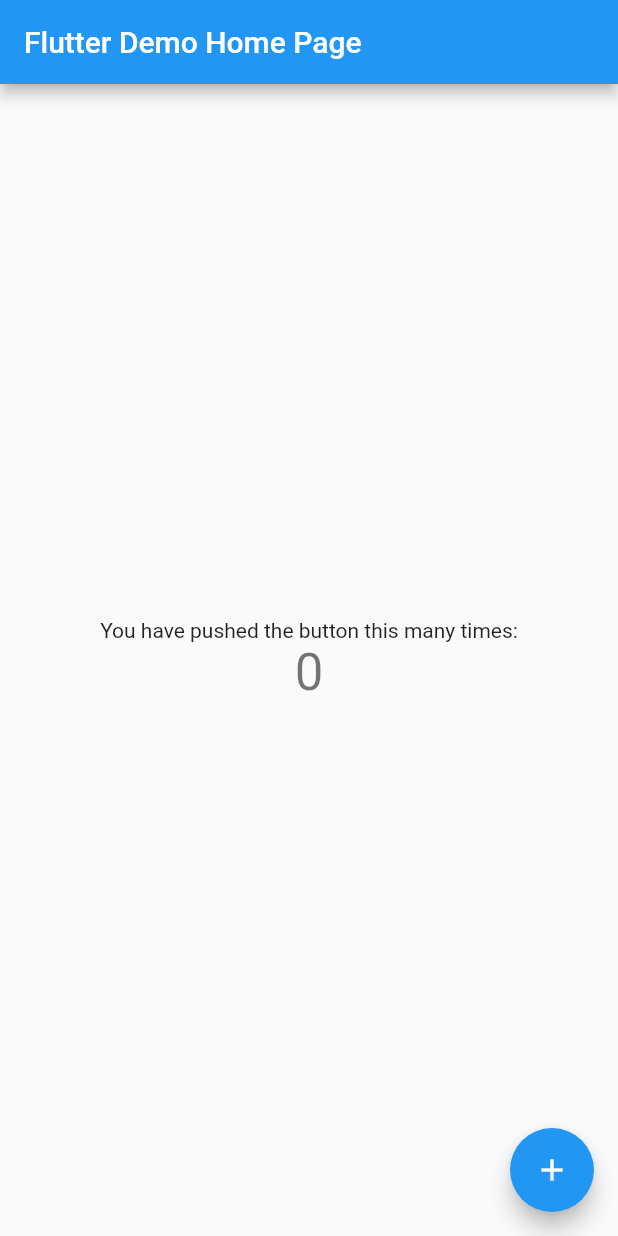
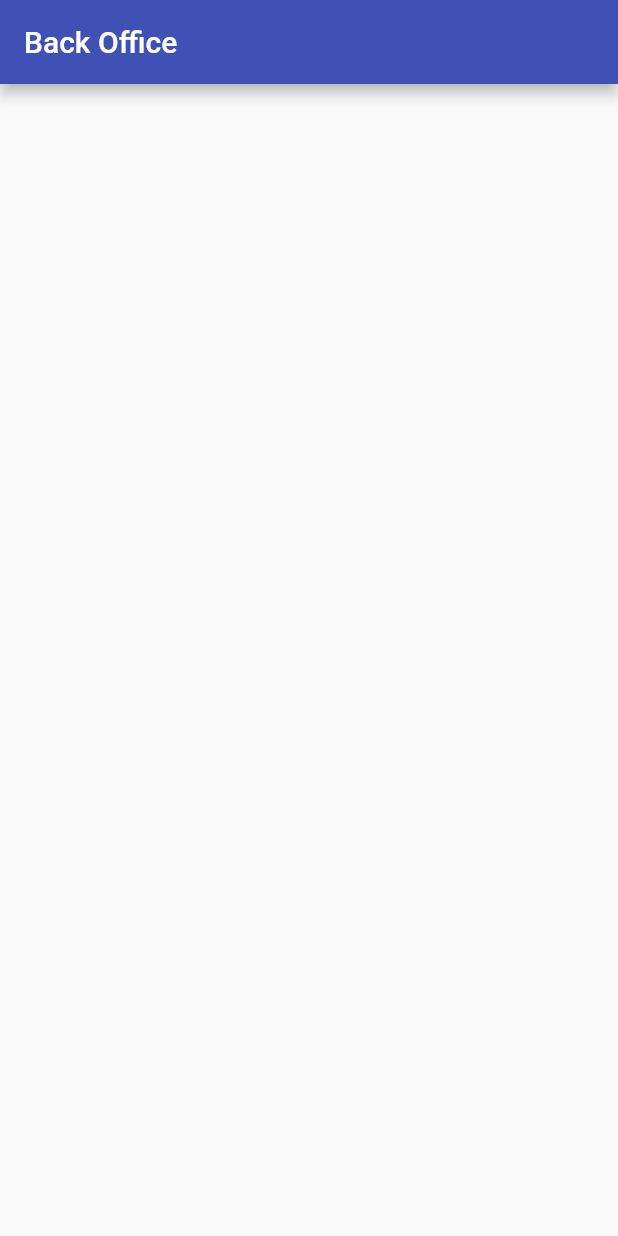
Before and after one commit to AlbertDanilov/back_office_task_manager, a Flutter app: the screen it shows after launch, on a phone screen of 412 x 824 dp. Run offline on Flutter 3.47's test engine with Material 2 defaults, Android fonts, the phone set to English and light mode, and no system bars.

Commit message:
Empty template

```diff
--- a/lib/main.dart
+++ b/lib/main.dart
@@ -1,115 +1,120 @@
 import 'package:flutter/material.dart';
+import 'package:back_office_task_manager/pages/splash.dart';
 
-void main() {
-  runApp(const MyApp());
-}
+void main() => runApp(MaterialApp(
+  home: Splash(),
+));
 
-class MyApp extends StatelessWidget {
-  const MyApp({Key? key}) : super(key: key);
+// void main() {
+//   runApp(const MyApp());
+// }
 
-  // This widget is the root of your application.
-  @override
-  Widget build(BuildContext context) {
-    return MaterialApp(
-      title: 'Flutter Demo',
-      theme: ThemeData(
-        // This is the theme of your application.
-        //
-        // Try running your application with "flutter run". You'll see the
-        // application has a blue toolbar. Then, without quitting the app, try
-        // changing the primarySwatch below to Colors.green and then invoke
-        // "hot reload" (press "r" in the console where you ran "flutter run",
-        // or simply save your changes to "hot reload" in a Flutter IDE).
-        // Notice that the counter didn't reset back to zero; the application
-        // is not restarted.
-        primarySwatch: Colors.blue,
-      ),
-      home: const MyHomePage(title: 'Flutter Demo Home Page'),
-    );
-  }
-}
-
-class MyHomePage extends StatefulWidget {
-  const MyHomePage({Key? key, required this.title}) : super(key: key);
-
-  // This widget is the home page of your application. It is stateful, meaning
-  // that it has a State object (defined below) that contains fields that affect
-  // how it looks.
-
-  // This class is the configuration for the state. It holds the values (in this
-  // case the title) provided by the parent (in this case the App widget) and
-  // used by the build method of the State. Fields in a Widget subclass are
-  // always marked "final".
-
-  final String title;
-
-  @override
-  State<MyHomePage> createState() => _MyHomePageState();
-}
-
-class _MyHomePageState extends State<MyHomePage> {
-  int _counter = 0;
-
-  void _incrementCounter() {
-    setState(() {
-      // This call to setState tells the Flutter framework that something has
-      // changed in this State, which causes it to rerun the build method below
-      // so that the display can reflect the updated values. If we changed
-      // _counter without calling setState(), then the build method would not be
-      // called again, and so nothing would appear to happen.
-      _counter++;
-    });
-  }
-
-  @override
-  Widget build(BuildContext context) {
-    // This method is rerun every time setState is called, for instance as done
-    // by the _incrementCounter method above.
-    //
-    // The Flutter framework has been optimized to make rerunning build methods
-    // fast, so that you can just rebuild anything that needs updating rather
-    // than having to individually change instances of widgets.
-    return Scaffold(
-      appBar: AppBar(
-        // Here we take the value from the MyHomePage object that was created by
-        // the App.build method, and use it to set our appbar title.
-        title: Text(widget.title),
-      ),
-      body: Center(
-        // Center is a layout widget. It takes a single child and positions it
-        // in the middle of the parent.
-        child: Column(
-          // Column is also a layout widget. It takes a list of children and
-          // arranges them vertically. By default, it sizes itself to fit its
-          // children horizontally, and tries to be as tall as its parent.
-          //
-          // Invoke "debug painting" (press "p" in the console, choose the
-          // "Toggle Debug Paint" action from the Flutter Inspector in Android
-          // Studio, or the "Toggle Debug Paint" command in Visual Studio Code)
-          // to see the wireframe for each widget.
-          //
-          // Column has various properties to control how it sizes itself and
-          // how it positions its children. Here we use mainAxisAlignment to
-          // center the children vertically; the main axis here is the vertical
-          // axis because Columns are vertical (the cross axis would be
-          // horizontal).
-          mainAxisAlignment: MainAxisAlignment.center,
-          children: <Widget>[
-            const Text(
-              'You have pushed the button this many times:',
-            ),
-            Text(
-              '$_counter',
-              style: Theme.of(context).textTheme.headline4,
-            ),
-          ],
-        ),
-      ),
-      floatingActionButton: FloatingActionButton(
-        onPressed: _incrementCounter,
-        tooltip: 'Increment',
-        child: const Icon(Icons.add),
-      ), // This trailing comma makes auto-formatting nicer for build methods.
-    );
-  }
-}
+// class MyApp extends StatelessWidget {
+//   const MyApp({Key? key}) : super(key: key);
+//
+//   // This widget is the root of your application.
+//   @override
+//   Widget build(BuildContext context) {
+//     return MaterialApp(
+//       title: 'Flutter Demo',
+//       theme: ThemeData(
+//         // This is the theme of your application.
+//         //
+//         // Try running your application with "flutter run". You'll see the
+//         // application has a blue toolbar. Then, without quitting the app, try
+//         // changing the primarySwatch below to Colors.green and then invoke
+//         // "hot reload" (press "r" in the console where you ran "flutter run",
+//         // or simply save your changes to "hot reload" in a Flutter IDE).
+//         // Notice that the counter didn't reset back to zero; the application
+//         // is not restarted.
+//         primarySwatch: Colors.blue,
+//       ),
+//       home: const MyHomePage(title: 'Flutter Demo Home Page'),
+//     );
+//   }
+// }
+//
+// class MyHomePage extends StatefulWidget {
+//   const MyHomePage({Key? key, required this.title}) : super(key: key);
+//
+//   // This widget is the home page of your application. It is stateful, meaning
+//   // that it has a State object (defined below) that contains fields that affect
+//   // how it looks.
+//
+//   // This class is the configuration for the state. It holds the values (in this
+//   // case the title) provided by the parent (in this case the App widget) and
+//   // used by the build method of the State. Fields in a Widget subclass are
+//   // always marked "final".
+//
+//   final String title;
+//
+//   @override
+//   State<MyHomePage> createState() => _MyHomePageState();
+// }
+//
+// class _MyHomePageState extends State<MyHomePage> {
+//   int _counter = 0;
+//
+//   void _incrementCounter() {
+//     setState(() {
+//       // This call to setState tells the Flutter framework that something has
+//       // changed in this State, which causes it to rerun the build method below
+//       // so that the display can reflect the updated values. If we changed
+//       // _counter without calling setState(), then the build method would not be
+//       // called again, and so nothing would appear to happen.
+//       _counter++;
+//     });
+//   }
+//
+//   @override
+//   Widget build(BuildContext context) {
+//     // This method is rerun every time setState is called, for instance as done
+//     // by the _incrementCounter method above.
+//     //
+//     // The Flutter framework has been optimized to make rerunning build methods
+//     // fast, so that you can just rebuild anything that needs updating rather
+//     // than having to individually change instances of widgets.
+//     return Scaffold(
+//       appBar: AppBar(
+//         // Here we take the value from the MyHomePage object that was created by
+//         // the App.build method, and use it to set our appbar title.
+//         title: Text(widget.title),
+//       ),
+//       body: Center(
+//         // Center is a layout widget. It takes a single child and positions it
+//         // in the middle of the parent.
+//         child: Column(
+//           // Column is also a layout widget. It takes a list of children and
+//           // arranges them vertically. By default, it sizes itself to fit its
+//           // children horizontally, and tries to be as tall as its parent.
+//           //
+//           // Invoke "debug painting" (press "p" in the console, choose the
+//           // "Toggle Debug Paint" action from the Flutter Inspector in Android
+//           // Studio, or the "Toggle Debug Paint" command in Visual Studio Code)
+//           // to see the wireframe for each widget.
+//           //
+//           // Column has various properties to control how it sizes itself and
+//           // how it positions its children. Here we use mainAxisAlignment to
+//           // center the children vertically; the main axis here is the vertical
+//           // axis because Columns are vertical (the cross axis would be
+//           // horizontal).
+//           mainAxisAlignment: MainAxisAlignment.center,
+//           children: <Widget>[
+//             const Text(
+//               'You have pushed the button this many times:',
+//             ),
+//             Text(
+//               '$_counter',
+//               style: Theme.of(context).textTheme.headline4,
+//             ),
+//           ],
+//         ),
+//       ),
+//       floatingActionButton: FloatingActionButton(
+//         onPressed: _incrementCounter,
+//         tooltip: 'Increment',
+//         child: const Icon(Icons.add),
+//       ), // This trailing comma makes auto-formatting nicer for build methods.
+//     );
+//   }
+// }
--- /dev/null
+++ b/lib/pages/splash.dart
@@ -0,0 +1,20 @@
+import 'package:flutter/material.dart';
+
+class Splash extends StatefulWidget {
+  const Splash({Key? key}) : super(key: key);
+
+  @override
+  _SplashState createState() => _SplashState();
+}
+
+class _SplashState extends State<Splash> {
+  @override
+  Widget build(BuildContext context) {
+    return Scaffold(
+      appBar: AppBar(
+        backgroundColor: Colors.indigo,
+        title: Text('Back Office'),
+      ),
+    );
+  }
+}
```
